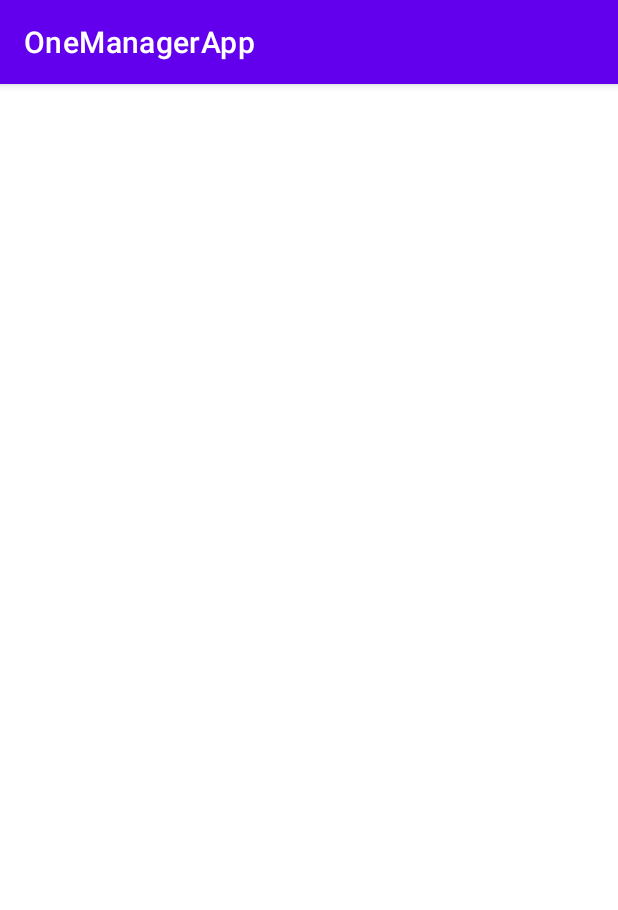
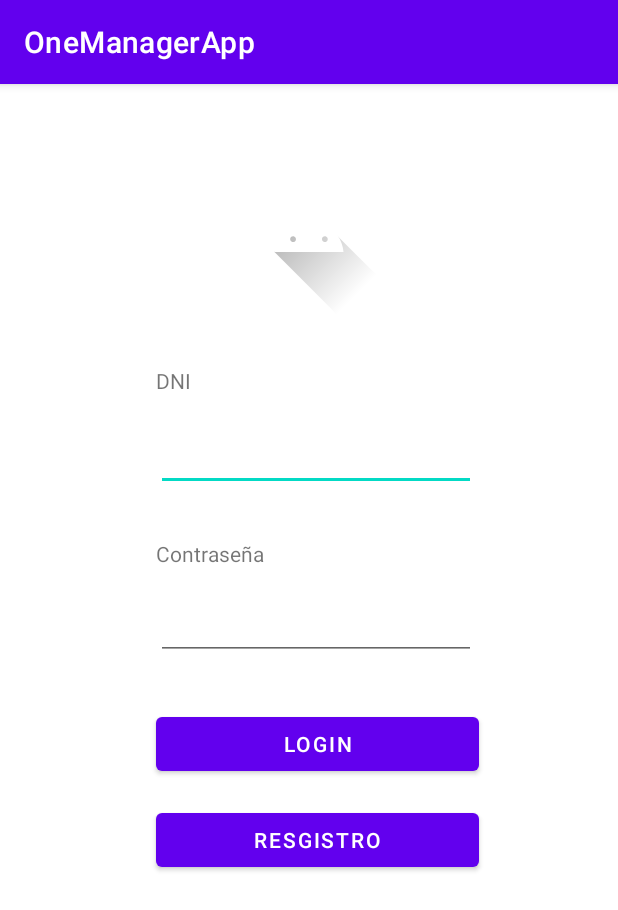
Before and after one commit to DanielMoro24/OneManager, an Android app: the screen it shows after launch (MainActivity), on a phone screen of 412 x 824 dp. Shown: the top 910 px of the screen. Run offline under Robolectric (Android 15) with nearby library versions, the phone set to English and light mode, and no system bars.

Commit message:
login basic: added

```diff
--- /dev/null
+++ b/App/OneManagerApp/app/src/main/java/com/morodaniel/onemanagerapp/network/services/LoginService.kt
@@ -0,0 +1,4 @@
+package com.morodaniel.onemanagerapp.network.services
+
+interface LoginService {
+}
--- /dev/null
+++ b/App/OneManagerApp/app/src/main/java/com/morodaniel/onemanagerapp/network/services/PlayersService.kt
@@ -0,0 +1,4 @@
+package com.morodaniel.onemanagerapp.network.services
+
+interface PlayersService {
+}
--- a/App/OneManagerApp/app/src/main/java/com/morodaniel/onemanagerapp/ui/LoginFragment.kt
+++ b/App/OneManagerApp/app/src/main/java/com/morodaniel/onemanagerapp/ui/LoginFragment.kt
@@ -6,55 +6,27 @@ import android.view.LayoutInflater
 import android.view.View
 import android.view.ViewGroup
 import com.morodaniel.onemanagerapp.R
+import com.morodaniel.onemanagerapp.databinding.FragmentLoginBinding
 
-// TODO: Rename parameter arguments, choose names that match
-// the fragment initialization parameters, e.g. ARG_ITEM_NUMBER
-private const val ARG_PARAM1 = "param1"
-private const val ARG_PARAM2 = "param2"
-
-/**
- * A simple [Fragment] subclass.
- * Use the [LoginFragment.newInstance] factory method to
- * create an instance of this fragment.
- */
 class LoginFragment : Fragment() {
-    // TODO: Rename and change types of parameters
-    private var param1: String? = null
-    private var param2: String? = null
-
-    override fun onCreate(savedInstanceState: Bundle?) {
-        super.onCreate(savedInstanceState)
-        arguments?.let {
-            param1 = it.getString(ARG_PARAM1)
-            param2 = it.getString(ARG_PARAM2)
-        }
-    }
+    private var _binding: FragmentLoginBinding? = null
+    private val binding get() = _binding!!
 
     override fun onCreateView(
         inflater: LayoutInflater, container: ViewGroup?,
         savedInstanceState: Bundle?
     ): View? {
-        // Inflate the layout for this fragment
-        return inflater.inflate(R.layout.fragment_login, container, false)
+        _binding = FragmentLoginBinding.inflate(inflater, container, false)
+        return binding.root
     }
 
-    companion object {
-        /**
-         * Use this factory method to create a new instance of
-         * this fragment using the provided parameters.
-         *
-         * @param param1 Parameter 1.
-         * @param param2 Parameter 2.
-         * @return A new instance of fragment LoginFragment.
-         */
-        // TODO: Rename and change types and number of parameters
-        @JvmStatic
-        fun newInstance(param1: String, param2: String) =
-            LoginFragment().apply {
-                arguments = Bundle().apply {
-                    putString(ARG_PARAM1, param1)
-                    putString(ARG_PARAM2, param2)
-                }
-            }
+    override fun onViewCreated(view: View, savedInstanceState: Bundle?) {
+        super.onViewCreated(view, savedInstanceState)
+        binding.btnLogin.setOnClickListener { comprobarLogin() }
     }
+
+    private fun comprobarLogin() {
+
+    }
+
 }
--- a/App/OneManagerApp/app/src/main/java/com/morodaniel/onemanagerapp/ui/PlayersFragment.kt
+++ b/App/OneManagerApp/app/src/main/java/com/morodaniel/onemanagerapp/ui/players/PlayersFragment.kt
@@ -1,4 +1,4 @@
-package com.morodaniel.onemanagerapp.ui
+package com.morodaniel.onemanagerapp.ui.players
 
 import android.os.Bundle
 import androidx.fragment.app.Fragment
--- a/App/OneManagerApp/app/src/main/res/layout/fragment_login.xml
+++ b/App/OneManagerApp/app/src/main/res/layout/fragment_login.xml
@@ -1,14 +1,94 @@
 <?xml version="1.0" encoding="utf-8"?>
-<FrameLayout xmlns:android="http://schemas.android.com/apk/res/android"
+<androidx.constraintlayout.widget.ConstraintLayout xmlns:android="http://schemas.android.com/apk/res/android"
+    xmlns:app="http://schemas.android.com/apk/res-auto"
     xmlns:tools="http://schemas.android.com/tools"
+    android:id="@+id/constraintLayout"
     android:layout_width="match_parent"
     android:layout_height="match_parent"
-    tools:context=".ui.LoginFragment">
+    tools:context=".ui.LoginFragment" >
 
-    <!-- TODO: Update blank fragment layout -->
     <TextView
-        android:layout_width="match_parent"
-        android:layout_height="match_parent"
-        android:text="@string/hello_blank_fragment" />
+        android:id="@+id/tv_dni"
+        android:layout_width="72dp"
+        android:layout_height="19dp"
+        android:layout_marginStart="103dp"
+        android:layout_marginTop="188dp"
+        android:layout_marginEnd="236dp"
+        android:text="DNI"
+        android:textAlignment="textStart"
+        app:layout_constraintEnd_toEndOf="parent"
+        app:layout_constraintStart_toStartOf="parent"
+        app:layout_constraintTop_toTopOf="parent" />
 
-</FrameLayout>
+    <EditText
+        android:id="@+id/pt_dni"
+        android:layout_width="wrap_content"
+        android:layout_height="wrap_content"
+        android:layout_marginTop="16dp"
+        android:ems="10"
+        android:inputType="textPersonName"
+        android:minHeight="48dp"
+        app:layout_constraintEnd_toEndOf="@+id/tv_dni"
+        app:layout_constraintHorizontal_bias="0.0"
+        app:layout_constraintStart_toStartOf="@+id/tv_dni"
+        app:layout_constraintTop_toBottomOf="@+id/tv_dni"
+        tools:ignore="SpeakableTextPresentCheck" />
+
+    <TextView
+        android:id="@+id/tv_password"
+        android:layout_width="wrap_content"
+        android:layout_height="wrap_content"
+        android:layout_marginTop="32dp"
+        android:text="Contraseña"
+        app:layout_constraintEnd_toEndOf="@+id/pt_dni"
+        app:layout_constraintHorizontal_bias="0.0"
+        app:layout_constraintStart_toStartOf="@+id/pt_dni"
+        app:layout_constraintTop_toBottomOf="@+id/pt_dni" />
+
+    <EditText
+        android:id="@+id/pt_password"
+        android:layout_width="wrap_content"
+        android:layout_height="wrap_content"
+        android:layout_marginTop="16dp"
+        android:ems="10"
+        android:inputType="textPassword"
+        app:layout_constraintEnd_toEndOf="@+id/tv_password"
+        app:layout_constraintHorizontal_bias="0.0"
+        app:layout_constraintStart_toStartOf="@+id/tv_password"
+        app:layout_constraintTop_toBottomOf="@+id/tv_password"
+        tools:ignore="SpeakableTextPresentCheck,TouchTargetSizeCheck" />
+
+    <Button
+        android:id="@+id/btn_login"
+        android:layout_width="215dp"
+        android:layout_height="48dp"
+        android:layout_marginTop="32dp"
+        android:text="Login"
+        app:layout_constraintEnd_toEndOf="@+id/pt_password"
+        app:layout_constraintHorizontal_bias="0.0"
+        app:layout_constraintStart_toStartOf="@+id/pt_password"
+        app:layout_constraintTop_toBottomOf="@+id/pt_password" />
+
+    <Button
+        android:id="@+id/button2"
+        android:layout_width="215dp"
+        android:layout_height="48dp"
+        android:layout_marginTop="16dp"
+        android:text="Resgistro"
+        app:layout_constraintEnd_toEndOf="@+id/btn_login"
+        app:layout_constraintHorizontal_bias="0.454"
+        app:layout_constraintStart_toStartOf="@+id/btn_login"
+        app:layout_constraintTop_toBottomOf="@+id/btn_login" />
+
+    <ImageView
+        android:id="@+id/iv_logo"
+        android:layout_width="wrap_content"
+        android:layout_height="wrap_content"
+        android:layout_marginTop="48dp"
+        android:src="@drawable/ic_launcher_foreground"
+        app:layout_constraintEnd_toEndOf="parent"
+        app:layout_constraintStart_toStartOf="parent"
+        app:layout_constraintTop_toTopOf="parent"
+        tools:srcCompat="@drawable/soccer_player__negra" />
+
+</androidx.constraintlayout.widget.ConstraintLayout>
```
Also changed, not shown: App/OneManagerApp/app/src/main/java/com/morodaniel/onemanagerapp/network/NetworkConfig.kt (added, +31 -0 lines), App/OneManagerApp/app/src/main/res/drawable/soccer_player__negra.png (added), 1 other file.
